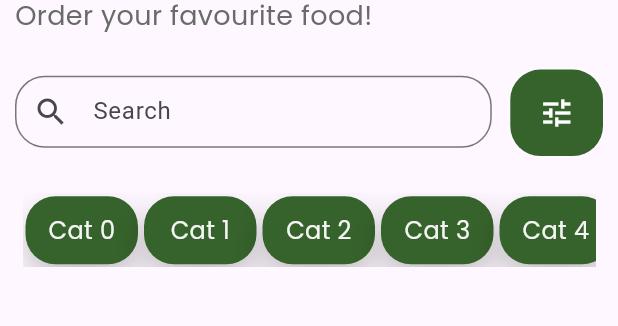
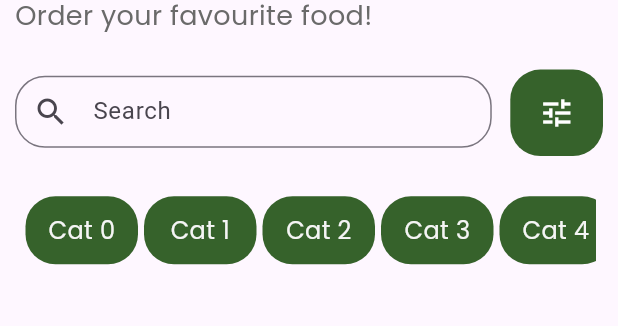
Before and after one commit to makgr/food_app_ui, a Flutter app: the screen it shows after launch, on a phone screen of 412 x 824 dp, the part 177-503 px from its top. Run offline on Flutter 3.47's test engine with Material 3 defaults, Android fonts, the phone set to English and light mode, and no system bars.

Commit message:
home screen item list function created

```diff
--- a/lib/constant/app_color.dart
+++ b/lib/constant/app_color.dart
@@ -3,4 +3,9 @@ import 'package:flutter/material.dart';
 class AppColor {
   static const primaryColor = Color(0xFF36622b);
   static const secondaryColor = Color(0xFF729d39);
+  static const homeTitleColor = Color(0xFF3C2F2F);
+  static const homeHeaderShapeColor = Color(0xFFD9D9D9);
+  static const homeHeaderSubtitleTextColor = Color(0xFF6A6A6A);
+  static const categoryItemShadowColor = Color(0xfF000000);
+  static const categoryItemTextColor = Color(0xFFF5F5F5);
 }
--- a/lib/screens/home_screen.dart
+++ b/lib/screens/home_screen.dart
@@ -17,6 +17,7 @@ class _HomeScreenState extends State<HomeScreen> {
         padding: EdgeInsets.only(left: 10.0, right: 10.0),
         child: Column(
           crossAxisAlignment: CrossAxisAlignment.start,
+          mainAxisSize: MainAxisSize.max,
           children: [
             SizedBox(
               height: MediaQuery.of(context).size.height * 0.07,
@@ -52,7 +53,7 @@ class _HomeScreenState extends State<HomeScreen> {
               Text(
                 'Foodie',
                 style: TextStyle(
-                  color: Color(0xFF3C2F2F),
+                  color: AppColor.homeTitleColor,
                   fontSize: 45,
                   fontFamily: 'Lobster',
                   fontWeight: FontWeight.w400,
@@ -63,7 +64,7 @@ class _HomeScreenState extends State<HomeScreen> {
                 width: 60,
                 height: 60,
                 decoration: ShapeDecoration(
-                  color: Color(0xFFD9D9D9),
+                  color: AppColor.homeHeaderShapeColor,
                   shape: RoundedRectangleBorder(
                     borderRadius: BorderRadius.circular(20),
                   ),
@@ -78,7 +79,7 @@ class _HomeScreenState extends State<HomeScreen> {
           Text(
             'Order your favourite food!',
             style: TextStyle(
-              color: Color(0xFF6A6A6A),
+              color: AppColor.homeHeaderSubtitleTextColor,
               fontSize: 18,
               fontFamily: 'Poppins',
               fontWeight: FontWeight.w500,
@@ -140,21 +141,13 @@ class _HomeScreenState extends State<HomeScreen> {
           shape: RoundedRectangleBorder(
             borderRadius: BorderRadius.circular(20),
           ),
-          shadows: [
-            BoxShadow(
-              color: Color(0x3F000000),
-              blurRadius: 18,
-              offset: Offset(0, 10),
-              spreadRadius: -1,
-            ),
-          ],
         ),
         child: Center(
           child: FittedBox(
             child: Text(
               category_name,
               style: TextStyle(
-                color: Color(0xFFF5F5F5),
+                color: AppColor.categoryItemTextColor,
                 fontSize: 16,
                 fontFamily: "Poppins",
                 fontWeight: FontWeight.w500,
@@ -183,4 +176,8 @@ class _HomeScreenState extends State<HomeScreen> {
       ),
     );
   }
+
+  Widget _itemList() {
+    return GridView.builder(gridDelegate: SliverGridDelegate(), itemBuilder: (){}.);
+  }
 }
--- a/pubspec.yaml
+++ b/pubspec.yaml
@@ -34,6 +34,7 @@ dependencies:
   # The following adds the Cupertino Icons font to your application.
   # Use with the CupertinoIcons class for iOS style icons.
   cupertino_icons: ^1.0.8
+  flutter_staggered_grid_view: ^0.7.0
 
 dev_dependencies:
   flutter_test:
```
Also changed, not shown: pubspec.lock.
